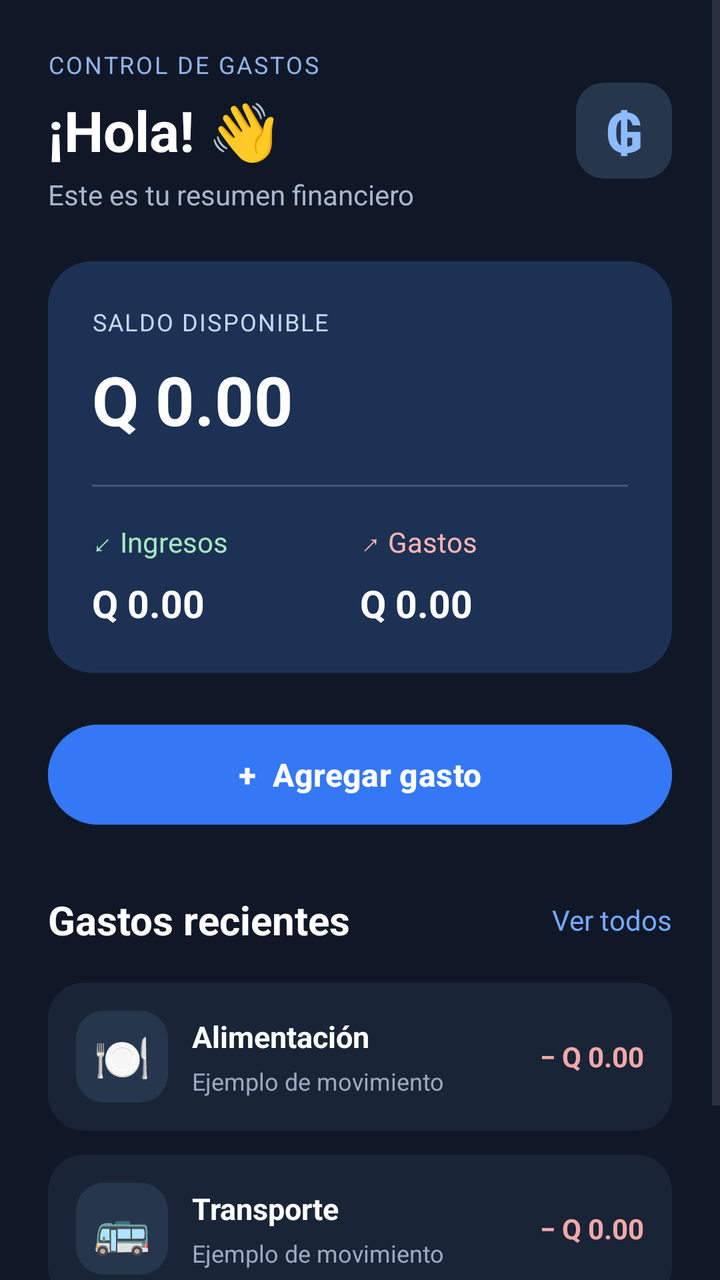
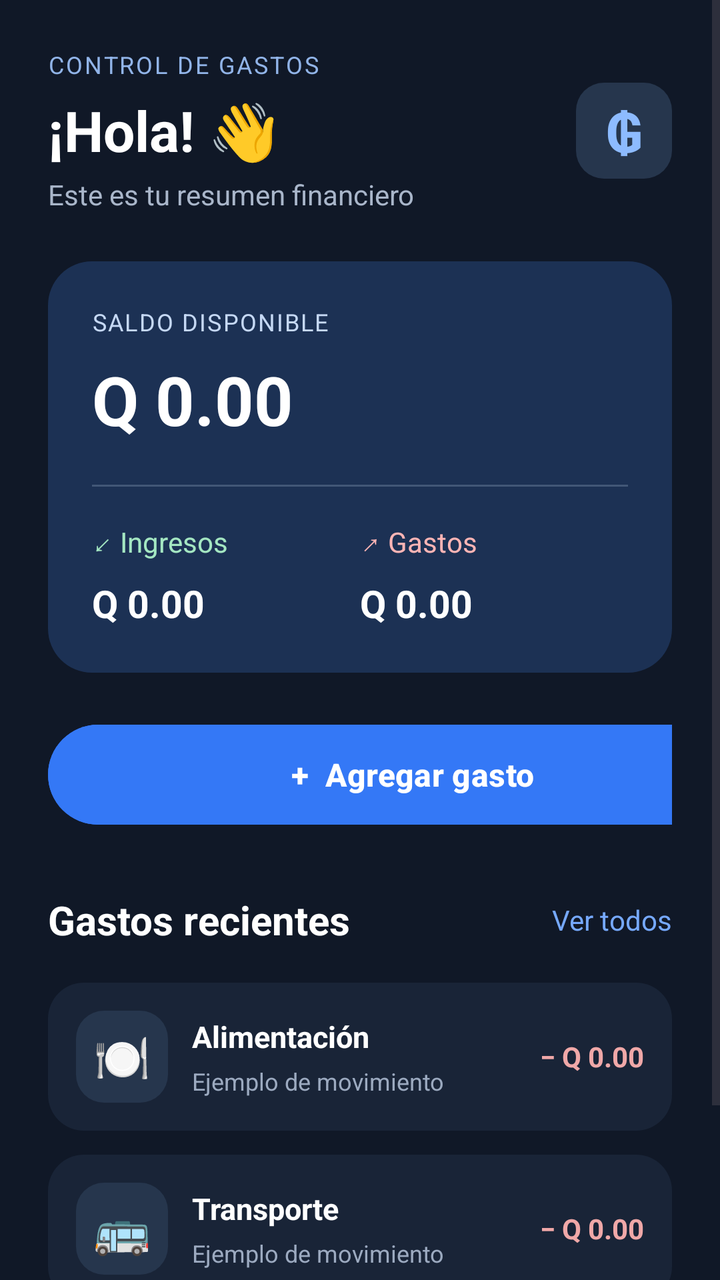

Screens rendered from an Android XML layout before and after an edit, with the pre-edit source and the edit as a unified diff.
<!-- AndroidManifest.xml: application theme Theme.Controlgastos -->
<!-- res/layout/activity_main.xml -->
<?xml version="1.0" encoding="utf-8"?>
<ScrollView xmlns:android="http://schemas.android.com/apk/res/android"
    android:id="@+id/main"
    android:layout_width="match_parent"
    android:layout_height="match_parent"
    android:background="#101827"
    android:fillViewport="true">

    <LinearLayout
        android:layout_width="match_parent"
        android:layout_height="wrap_content"
        android:orientation="vertical"
        android:padding="24dp">

        

        <LinearLayout
            android:layout_width="match_parent"
            android:layout_height="wrap_content"
            android:orientation="horizontal"
            android:gravity="center_vertical"
            android:layout_marginBottom="24dp">

            <LinearLayout
                android:layout_width="0dp"
                android:layout_height="wrap_content"
                android:layout_weight="1"
                android:orientation="vertical">

                <TextView
                    android:layout_width="wrap_content"
                    android:layout_height="wrap_content"
                    android:text="CONTROL DE GASTOS"
                    android:textColor="#91B4E8"
                    android:textSize="12sp"
                    android:letterSpacing="0.08" />

                <TextView
                    android:layout_width="wrap_content"
                    android:layout_height="wrap_content"
                    android:layout_marginTop="6dp"
                    android:text="¡Hola! 👋"
                    android:textColor="#FFFFFF"
                    android:textSize="28sp"
                    android:textStyle="bold" />

                <TextView
                    android:layout_width="wrap_content"
                    android:layout_height="wrap_content"
                    android:layout_marginTop="4dp"
                    android:text="Este es tu resumen financiero"
                    android:textColor="#A9B6CA"
                    android:textSize="14sp" />

            </LinearLayout>

            <TextView
                android:layout_width="48dp"
                android:layout_height="48dp"
                android:gravity="center"
                android:text="₲"
                android:textColor="#8DBBFF"
                android:textSize="28sp"
                android:textStyle="bold"
                android:background="@drawable/bg_icon" />

        </LinearLayout>

        

        <LinearLayout
            android:layout_width="match_parent"
            android:layout_height="wrap_content"
            android:orientation="vertical"
            android:padding="22dp"
            android:background="@drawable/bg_balance">

            <TextView
                android:layout_width="wrap_content"
                android:layout_height="wrap_content"
                android:text="SALDO DISPONIBLE"
                android:textColor="#C5D8F4"
                android:textSize="12sp"
                android:letterSpacing="0.06" />

            <TextView
                android:id="@+id/txtSaldo"
                android:layout_width="match_parent"
                android:layout_height="wrap_content"
                android:layout_marginTop="8dp"
                android:text="Q 0.00"
                android:textColor="#FFFFFF"
                android:textSize="34sp"
                android:textStyle="bold" />

            <View
                android:layout_width="match_parent"
                android:layout_height="1dp"
                android:layout_marginTop="20dp"
                android:layout_marginBottom="18dp"
                android:background="#425777" />

            <LinearLayout
                android:layout_width="match_parent"
                android:layout_height="wrap_content"
                android:orientation="horizontal">

                

                <LinearLayout
                    android:layout_width="0dp"
                    android:layout_height="wrap_content"
                    android:layout_weight="1"
                    android:orientation="vertical">

                    <TextView
                        android:layout_width="wrap_content"
                        android:layout_height="wrap_content"
                        android:text="↙ Ingresos"
                        android:textColor="#A4E7C2"
                        android:textSize="14sp" />

                    <TextView
                        android:id="@+id/txtIngresos"
                        android:layout_width="wrap_content"
                        android:layout_height="wrap_content"
                        android:layout_marginTop="8dp"
                        android:text="Q 0.00"
                        android:textColor="#FFFFFF"
                        android:textSize="19sp"
                        android:textStyle="bold" />

                </LinearLayout>

                

                <LinearLayout
                    android:layout_width="0dp"
                    android:layout_height="wrap_content"
                    android:layout_weight="1"
                    android:orientation="vertical">

                    <TextView
                        android:layout_width="wrap_content"
                        android:layout_height="wrap_content"
                        android:text="↗ Gastos"
                        android:textColor="#FFB5B5"
                        android:textSize="14sp" />

                    <TextView
                        android:id="@+id/txtGastos"
                        android:layout_width="wrap_content"
                        android:layout_height="wrap_content"
                        android:layout_marginTop="8dp"
                        android:text="Q 0.00"
                        android:textColor="#FFFFFF"
                        android:textSize="19sp"
                        android:textStyle="bold" />

                </LinearLayout>

            </LinearLayout>

        </LinearLayout>

        

        <Button
            android:id="@+id/btnAgregarGasto"
            android:layout_width="match_parent"
            android:layout_height="58dp"
            android:layout_marginTop="22dp"
            android:backgroundTint="#3478F6"
            android:text="+  Agregar gasto"
            android:textAllCaps="false"
            android:textColor="#FFFFFF"
            android:textSize="16sp"
            android:textStyle="bold" />

        

        <LinearLayout
            android:layout_width="match_parent"
            android:layout_height="wrap_content"
            android:layout_marginTop="30dp"
            android:layout_marginBottom="18dp"
            android:gravity="center_vertical"
            android:orientation="horizontal">

            <TextView
                android:layout_width="0dp"
                android:layout_height="wrap_content"
                android:layout_weight="1"
                android:text="Gastos recientes"
                android:textColor="#FFFFFF"
                android:textSize="20sp"
                android:textStyle="bold" />

            <TextView
                android:id="@+id/txtVerTodos"
                android:layout_width="wrap_content"
                android:layout_height="wrap_content"
                android:text="Ver todos"
                android:textColor="#76A9FF"
                android:textSize="14sp" />

        </LinearLayout>

        

        <LinearLayout
            android:layout_width="match_parent"
            android:layout_height="wrap_content"
            android:layout_marginBottom="12dp"
            android:padding="14dp"
            android:gravity="center_vertical"
            android:orientation="horizontal"
            android:background="@drawable/bg_card">

            <TextView
                android:layout_width="46dp"
                android:layout_height="46dp"
                android:gravity="center"
                android:text="🍽"
                android:textSize="23sp"
                android:background="@drawable/bg_icon" />

            <LinearLayout
                android:layout_width="0dp"
                android:layout_height="wrap_content"
                android:layout_weight="1"
                android:layout_marginStart="12dp"
                android:orientation="vertical">

                <TextView
                    android:layout_width="wrap_content"
                    android:layout_height="wrap_content"
                    android:text="Alimentación"
                    android:textColor="#FFFFFF"
                    android:textSize="15sp"
                    android:textStyle="bold" />

                <TextView
                    android:layout_width="wrap_content"
                    android:layout_height="wrap_content"
                    android:layout_marginTop="4dp"
                    android:text="Ejemplo de movimiento"
                    android:textColor="#9CAAC0"
                    android:textSize="12sp" />

            </LinearLayout>

            <TextView
                android:layout_width="wrap_content"
                android:layout_height="wrap_content"
                android:text="− Q 0.00"
                android:textColor="#F0A8A8"
                android:textSize="14sp"
                android:textStyle="bold" />

        </LinearLayout>

        

        <LinearLayout
            android:layout_width="match_parent"
            android:layout_height="wrap_content"
            android:layout_marginBottom="12dp"
            android:padding="14dp"
            android:gravity="center_vertical"
            android:orientation="horizontal"
            android:background="@drawable/bg_card">

            <TextView
                android:layout_width="46dp"
                android:layout_height="46dp"
                android:gravity="center"
                android:text="🚌"
                android:textSize="23sp"
                android:background="@drawable/bg_icon" />

            <LinearLayout
                android:layout_width="0dp"
                android:layout_height="wrap_content"
                android:layout_weight="1"
                android:layout_marginStart="12dp"
                android:orientation="vertical">

                <TextView
                    android:layout_width="wrap_content"
                    android:layout_height="wrap_content"
                    android:text="Transporte"
                    android:textColor="#FFFFFF"
                    android:textSize="15sp"
                    android:textStyle="bold" />

                <TextView
                    android:layout_width="wrap_content"
                    android:layout_height="wrap_content"
                    android:layout_marginTop="4dp"
                    android:text="Ejemplo de movimiento"
                    android:textColor="#9CAAC0"
                    android:textSize="12sp" />

            </LinearLayout>

            <TextView
                android:layout_width="wrap_content"
                android:layout_height="wrap_content"
                android:text="− Q 0.00"
                android:textColor="#F0A8A8"
                android:textSize="14sp"
                android:textStyle="bold" />

        </LinearLayout>

        

        <TextView
            android:id="@+id/txtResultado"
            android:layout_width="match_parent"
            android:layout_height="wrap_content"
            android:layout_marginTop="12dp"
            android:padding="12dp"
            android:text="Cargando gasto..."
            android:textColor="#A9B6CA"
            android:textSize="13sp" />

    </LinearLayout>

</ScrollView>
<!-- resources referenced by this layout -->
<resources>
  <!-- drawable bg_balance (drawable) -->
  <?xml version="1.0" encoding="utf-8"?>
  <shape xmlns:android="http://schemas.android.com/apk/res/android">
      <solid android:color="#1C3154" />
      <corners android:radius="22dp" />
  </shape>
  <!-- drawable bg_card (drawable) -->
  <?xml version="1.0" encoding="utf-8"?>
  <shape xmlns:android="http://schemas.android.com/apk/res/android">
      <solid android:color="#192437" />
      <corners android:radius="18dp" />
  </shape>
  <!-- drawable bg_icon (drawable) -->
  <?xml version="1.0" encoding="utf-8"?>
  <shape xmlns:android="http://schemas.android.com/apk/res/android">
      <solid android:color="#26364D" />
      <corners android:radius="14dp" />
  </shape>
  <style name="Theme.Controlgastos" parent="Base.Theme.Controlgastos" />
  <style name="Base.Theme.Controlgastos" parent="Theme.Material3.DayNight.NoActionBar">
          
          
      </style>
</resources>

<!-- the commit's change to res/layout/activity_main.xml (unified diff, before → after) -->
@@ -167,7 +167,7 @@
 
         <Button
             android:id="@+id/btnAgregarGasto"
-            android:layout_width="match_parent"
+            android:layout_width="365dp"
             android:layout_height="58dp"
             android:layout_marginTop="22dp"
             android:backgroundTint="#3478F6"
